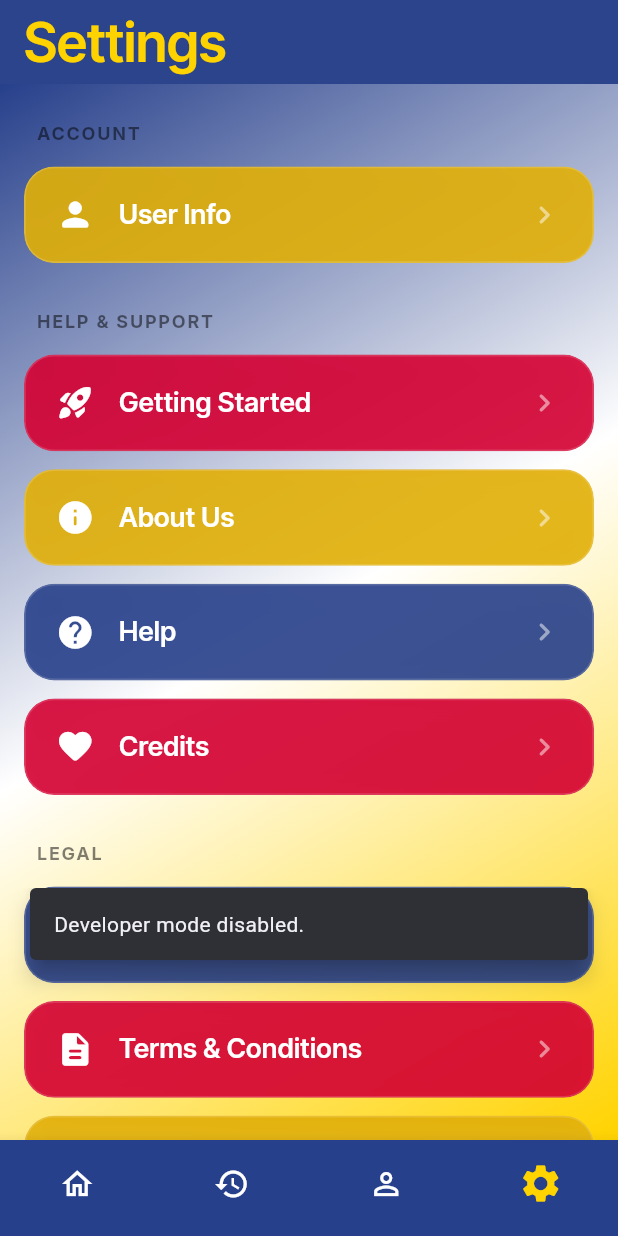
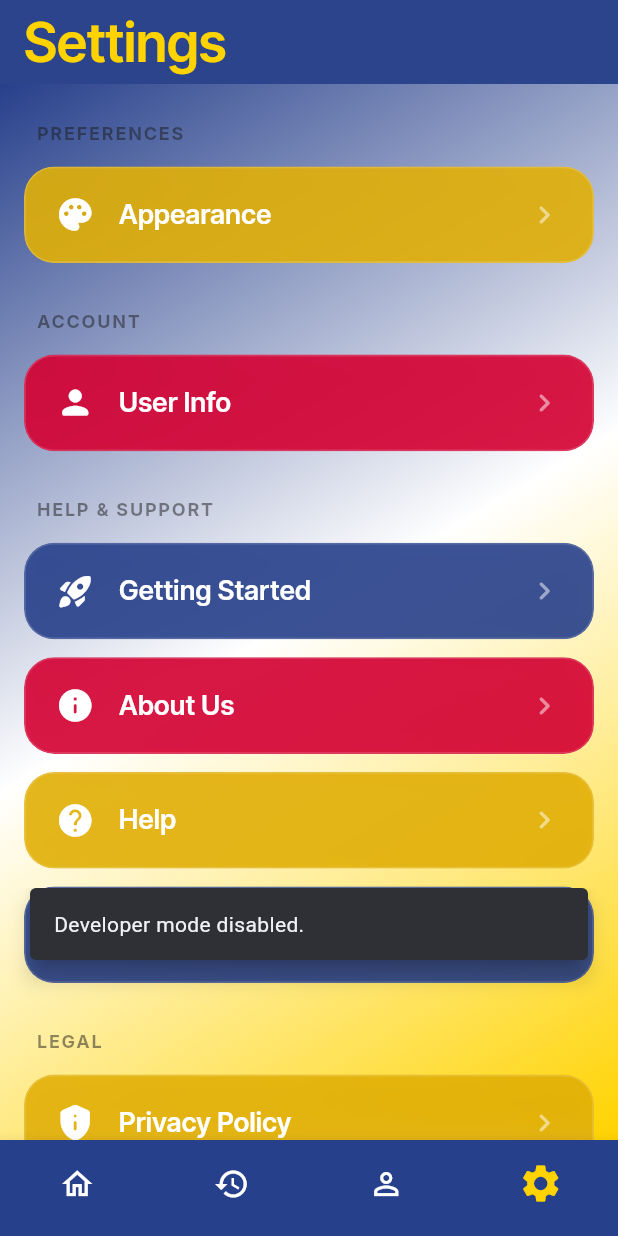
Before and after one commit to slim71/SwishLab, a Flutter app: the DebugUtilities screen opened by its route, after a tap on "Toggle", after a tap on "Clear", after a tap on "Disable", on a phone screen of 412 x 824 dp. Run offline on Flutter 3.47's test engine with Material 3 defaults, Android fonts, the phone set to English and light mode, and no system bars; drawn by our look-alikes of flutter_animate; our stand-ins replace dio, easy_debounce, email_validator, flutter_dotenv, flutter_riverpod, font_awesome_flutter and 9 more; missing offline and left inert: flutter_md, widgetbook, widgetbook_annotation; accounts and stored records are empty; network calls fail.

Commit message:
Theme changing functionality

```diff
--- a/lib/app.dart
+++ b/lib/app.dart
@@ -7,7 +7,6 @@ import 'providers/session.dart';
 import 'providers/supabase_provider.dart';
 import 'providers/users_provider.dart';
 import 'router/central_routing.dart' show routerProvider, rootScaffoldMessengerKey;
-import 'styles/colors.dart';
 import 'styles/theme_manager.dart';
 import 'styles/themes.dart';
 
@@ -23,17 +22,6 @@ class SwishLab extends ConsumerStatefulWidget {
 }
 
 class _SwishLabState extends ConsumerState<SwishLab> {
-  AppColorSet currentColors = theBay;
-  Brightness brightness = Brightness.light;
-
-  void updateTheme(AppColorSet newColors, Brightness newBrightness) {
-    setState(() {
-      currentColors = newColors;
-      brightness = newBrightness;
-      AppThemeManager.setColors(newColors);
-    });
-  }
-
   @override
   Widget build(BuildContext context) {
     final router = ref.watch(routerProvider);
@@ -41,6 +29,13 @@ class _SwishLabState extends ConsumerState<SwishLab> {
     final debugState = ref.watch(debugProvider);
     ref.watch(supabaseAuthListenerProvider); // triggers creation
     ref.watch(sessionBootstrapProvider); // triggers shooting hand check
+
+    // Map AppThemeManager.brightness to ThemeMode
+    final themeMode = switch (AppThemeManager.brightness) {
+      AppBrightness.system => ThemeMode.system,
+      AppBrightness.light => ThemeMode.light,
+      AppBrightness.dark => ThemeMode.dark,
+    };
 
     // Listener to add the user to the DB
     ref.listen<AsyncValue<Session?>>(
@@ -78,7 +73,7 @@ class _SwishLabState extends ConsumerState<SwishLab> {
       scaffoldMessengerKey: rootScaffoldMessengerKey,
       theme: buildTheme(),
       darkTheme: buildTheme(),
-      themeMode: ThemeMode.system, // Auto-switch based on device
+      themeMode: themeMode,
       showPerformanceOverlay: debugState.showPerformanceOverlay,
     );
   }
--- a/lib/logger.dart
+++ b/lib/logger.dart
@@ -5,7 +5,7 @@ import 'package:logger/logger.dart';
 import 'package:path_provider/path_provider.dart';
 
 class AppLogger {
-  static late final Logger _baseLogger; // singleton
+  static Logger? _baseLogger; // singleton
 
   /// Must be called in main() before runApp()
   static Future<void> init() async {
@@ -25,28 +25,28 @@ class AppLogger {
     StackTrace? stackTrace,
   ) async {
     // TODO: send to Supabase or backend
-    // try {
-    //   await supabase.from('app_logs').insert({
-    //     'message': message,
-    //     'error': error?.toString(),
-    //     'stacktrace': stackTrace?.toString(),
-    //     'timestamp': DateTime.now().toIso8601String(),
-    //   });
-    // } catch (_) {}
   }
 
   /// Optional file logging
-  static Future<File> _getLogFile() async {
+  static Future<File?> _getLogFile() async {
+    try {
       final dir = await getApplicationDocumentsDirectory();
-    return File('${dir.path}/app_logs.txt'); // Created if it doesn't exist
+      return File('${dir.path}/app_logs.txt');
+    } catch (_) {
+      return null;
+    }
   }
 
   static Future<void> logToFile(String message) async {
+    try {
       final file = await _getLogFile();
+      if (file != null) {
         await file.writeAsString(
           '${DateTime.now()} : $message\n',
           mode: FileMode.append,
         );
+      }
+    } catch (_) {}
   }
 
   /// Manual scope
@@ -60,7 +60,13 @@ class AppLogger {
   }
 
   /// Internal access for ScopedLogger
-  static Logger get _logger => _baseLogger;
+  static Logger get _logger {
+    _baseLogger ??= Logger(
+      level: Level.debug,
+      printer: SimplePrinter(colors: true),
+    );
+    return _baseLogger!;
+  }
 }
 
 class ScopedLogger {
@@ -105,10 +111,12 @@ class ScopedLogger {
   Future<void> _writeToFile(String message) async {
     try {
       final file = await AppLogger._getLogFile();
+      if (file != null) {
         await file.writeAsString(
           '${DateTime.now()} : $message\n',
           mode: FileMode.append,
         );
+      }
     } catch (_) {
       // silently ignore file errors
     }
--- a/lib/main.dart
+++ b/lib/main.dart
@@ -27,6 +27,7 @@ Future<void> main() async {
   WidgetsFlutterBinding.ensureInitialized();
 
   await AppLogger.init();
+  await AppThemeManager.init();
 
   // Initialize Supabase connection
   await Supabase.initialize(
--- a/lib/pages/debug_utilities.dart
+++ b/lib/pages/debug_utilities.dart
@@ -174,6 +174,15 @@ class _DebugUtilitiesState extends ConsumerState<DebugUtilities> {
                       );
                     },
                   ),
+                  DebugItem(
+                    title: 'Theme Color Test',
+                    subtitle: 'View all theme colors & components',
+                    icon: Icons.color_lens_rounded,
+                    buttonText: 'View',
+                    onPressed: () {
+                      context.pushNamed('theme-test');
+                    },
+                  ),
                 ]),
               ),
 
--- a/lib/pages/settings.dart
+++ b/lib/pages/settings.dart
@@ -11,6 +11,7 @@ import '../logger.dart';
 import '../providers/debug_provider.dart';
 import '../providers/supabase_provider.dart';
 import '../providers/users_provider.dart';
+import '../router/central_routing.dart' show rootScaffoldMessengerKey;
 import '../state/app_state.dart';
 import '../styles/styles.dart';
 import '../styles/theme_manager.dart';
@@ -60,6 +61,18 @@ class _SettingsState extends ConsumerState<Settings> with TickerProviderStateMix
   int _debugTapCount = 0;
 
   late final List<_SettingsSection> _sections = [
+    _SettingsSection(
+      title: 'Preferences',
+      items: [
+        _SettingsItemData(
+          title: 'Appearance',
+          icon: Icons.palette_rounded,
+          onTap: (context) async {
+            context.pushNamed('appearance');
+          },
+        ),
+      ],
+    ),
     _SettingsSection(
       title: 'Account',
       items: [
@@ -177,7 +190,7 @@ class _SettingsState extends ConsumerState<Settings> with TickerProviderStateMix
           title.toUpperCase(),
           style: AppTextStyles.labelSmall(
             context,
-            color: Colors.black.withValues(alpha: 0.5),
+            color: AppThemeManager.primaryText.withValues(alpha: 0.5),
           ).copyWith(letterSpacing: 1.2, fontWeight: FontWeight.bold),
         ),
         withFade: false,
@@ -207,6 +220,9 @@ class _SettingsState extends ConsumerState<Settings> with TickerProviderStateMix
     final showDebug = debugState.isDeveloperModeEnabled;
     final visibleSections = _sections.where((s) => s.title != 'Developer' || showDebug).toList();
 
+    return ValueListenableBuilder<int>(
+      valueListenable: AppThemeManager.notifier,
+      builder: (context, _, __) {
         return Scaffold(
           backgroundColor: AppThemeManager.primaryBackground,
           appBar: const MyAppBar(
@@ -223,17 +239,17 @@ class _SettingsState extends ConsumerState<Settings> with TickerProviderStateMix
                     children: [
                       ...visibleSections.expand((section) {
                         final sectionIndex = visibleSections.indexOf(section);
-                    // Calculate animation index based on visible sections and their items
                         int animationIndex = 0;
                         for (int i = 0; i < sectionIndex; i++) {
-                      animationIndex += visibleSections[i].items.length + 1; // +1 for the header
+                          animationIndex += visibleSections[i].items.length + 1;
                         }
 
                         return [
                           _buildSectionHeader(section.title, animationIndex),
                           ...List.generate(section.items.length, (index) {
                             final data = section.items[index];
-                        final color = settingsItemBackgrounds[(animationIndex + index) % settingsItemBackgrounds.length];
+                            final color =
+                                settingsItemBackgrounds[(animationIndex + index) % settingsItemBackgrounds.length];
                             final itemAnimationIndex = animationIndex + index + 1;
 
                             final settingsItem = SettingsItem(
@@ -268,36 +284,33 @@ class _SettingsState extends ConsumerState<Settings> with TickerProviderStateMix
                               mainAxisSize: MainAxisSize.max,
                               crossAxisAlignment: CrossAxisAlignment.end,
                               children: [
-                            // "Follow us on" text
                                 Padding(
                                   padding: const EdgeInsetsDirectional.fromSTEB(16, 4, 0, 8),
                                   child: addAnimation(
                                     widget: Text(
                                       'Follow us on',
-                                  style: AppTextStyles.labelMedium(context, color: Colors.black),
+                                      style: AppTextStyles.labelMedium(context, color: AppThemeManager.primaryText),
                                     ),
                                     withFade: false,
                                     slide: SlideConfig(
                                         begin: const Offset(0, 100),
-                                    delay: Duration(milliseconds: singleDelayMs * (_totalItemsCount + _sections.length)),
+                                        delay: Duration(
+                                            milliseconds: singleDelayMs * (_totalItemsCount + _sections.length)),
                                         duration: const Duration(milliseconds: slideDurationMs)),
                                     moveY: MoveYConfig(
                                         begin: 100,
                                         delay: Duration(
-                                        milliseconds:
-                                            (singleDelayMs * (_totalItemsCount + _sections.length)) + slideDurationMs),
+                                            milliseconds: (singleDelayMs * (_totalItemsCount + _sections.length)) +
+                                                slideDurationMs),
                                         duration: const Duration(milliseconds: settleDurationMs)),
                                   ),
                                 ),
-
-                            // Row with socials buttons
                                 Padding(
                                   padding: const EdgeInsetsDirectional.fromSTEB(16, 0, 16, 0),
                                   child: Row(
                                     mainAxisSize: MainAxisSize.max,
                                     mainAxisAlignment: MainAxisAlignment.end,
                                     children: [
-                                  // Twitter button
                                       addAnimation(
                                         widget: SocialIconButton(
                                           const FaIcon(FontAwesomeIcons.twitter),
@@ -309,18 +322,18 @@ class _SettingsState extends ConsumerState<Settings> with TickerProviderStateMix
                                         slide: SlideConfig(
                                             begin: const Offset(0, 100),
                                             delay: Duration(
-                                            milliseconds: singleDelayMs * (_totalItemsCount + _sections.length + 1)),
+                                                milliseconds:
+                                                    singleDelayMs * (_totalItemsCount + _sections.length + 1)),
                                             duration: const Duration(milliseconds: slideDurationMs)),
                                         moveY: MoveYConfig(
                                             begin: 100,
                                             delay: Duration(
-                                            milliseconds: (singleDelayMs * (_totalItemsCount + _sections.length + 1)) +
+                                                milliseconds:
+                                                    (singleDelayMs * (_totalItemsCount + _sections.length + 1)) +
                                                         slideDurationMs),
                                             duration: const Duration(milliseconds: settleDurationMs)),
                                       ),
                                       const SizedBox(width: 8),
-
-                                  // Instagram button
                                       addAnimation(
                                         widget: SocialIconButton(
                                           const FaIcon(FontAwesomeIcons.instagram),
@@ -332,18 +345,18 @@ class _SettingsState extends ConsumerState<Settings> with TickerProviderStateMix
                                         slide: SlideConfig(
                                             begin: const Offset(0, 100),
                                             delay: Duration(
-                                            milliseconds: singleDelayMs * (_totalItemsCount + _sections.length + 2)),
+                                                milliseconds:
+                                                    singleDelayMs * (_totalItemsCount + _sections.length + 2)),
                                             duration: const Duration(milliseconds: slideDurationMs)),
                                         moveY: MoveYConfig(
                                             begin: 100,
                                             delay: Duration(
-                                            milliseconds: (singleDelayMs * (_totalItemsCount + _sections.length + 2)) +
+                                                milliseconds:
+                                                    (singleDelayMs * (_totalItemsCount + _sections.length + 2)) +
                                                         slideDurationMs),
                                             duration: const Duration(milliseconds: settleDurationMs)),
                                       ),
                                       const SizedBox(width: 8),
-
-                                  // Facebook button
                                       addAnimation(
                                         widget: SocialIconButton(
                                           const FaIcon(FontAwesomeIcons.facebookF),
@@ -355,12 +368,14 @@ class _SettingsState extends ConsumerState<Settings> with TickerProviderStateMix
                                         slide: SlideConfig(
                                             begin: const Offset(0, 100),
                                             delay: Duration(
-                                            milliseconds: singleDelayMs * (_totalItemsCount + _sections.length + 3)),
+                                                milliseconds:
+                                                    singleDelayMs * (_totalItemsCount + _sections.length + 3)),
                                             duration: const Duration(milliseconds: slideDurationMs)),
                                         moveY: MoveYConfig(
                                             begin: 100,
                                             delay: Duration(
-                                            milliseconds: (singleDelayMs * (_totalItemsCount + _sections.length + 3)) +
+                                                milliseconds:
+                                                    (singleDelayMs * (_totalItemsCount + _sections.length + 3)) +
                                                         slideDurationMs),
                                             duration: const Duration(milliseconds: settleDurationMs)),
                                       ),
@@ -383,60 +398,53 @@ class _SettingsState extends ConsumerState<Settings> with TickerProviderStateMix
                               mainAxisSize: MainAxisSize.max,
                               crossAxisAlignment: CrossAxisAlignment.start,
                               children: [
-                            // "App version" text
                                 Padding(
                                   padding: const EdgeInsetsDirectional.fromSTEB(16, 0, 0, 0),
                                   child: addAnimation(
                                     widget: Text(
                                       'App Versions',
-                                  style: AppTextStyles.titleLarge(context, color: Colors.black),
+                                      style: AppTextStyles.titleLarge(context, color: AppThemeManager.primaryText),
                                     ),
                                     withFade: false,
                                     slide: SlideConfig(
                                         begin: const Offset(0, 100),
-                                    delay:
-                                        Duration(milliseconds: singleDelayMs * (_totalItemsCount + _sections.length + 4)),
+                                        delay: Duration(
+                                            milliseconds: singleDelayMs * (_totalItemsCount + _sections.length + 4)),
                                         duration: const Duration(milliseconds: slideDurationMs)),
                                     moveY: MoveYConfig(
                                         begin: 100,
                                         delay: Duration(
-                                        milliseconds:
-                                            (singleDelayMs * (_totalItemsCount + _sections.length + 4)) + slideDurationMs),
+                                            milliseconds: (singleDelayMs * (_totalItemsCount + _sections.length + 4)) +
+                                                slideDurationMs),
                                         duration: const Duration(milliseconds: settleDurationMs)),
                                   ),
                                 ),
-
-                            // App version
                                 Padding(
                                   padding: const EdgeInsetsDirectional.fromSTEB(16, 4, 0, 0),
                                   child: GestureDetector(
                                     behavior: HitTestBehavior.opaque,
                                     onTap: () {
                                       if (showDebug) return;
-
                                       setState(() {
                                         _debugTapCount++;
                                         final stepsLeft = 10 - _debugTapCount;
-
                                         if (stepsLeft == 0) {
                                           ref.read(debugProvider.notifier).setDeveloperMode(true);
                                           _debugTapCount = 0;
                                           HapticFeedback.mediumImpact();
-
-                                    ScaffoldMessenger.of(context).clearSnackBars();
-                                    ScaffoldMessenger.of(context).showSnackBar(
+                                          rootScaffoldMessengerKey.currentState?.clearSnackBars();
+                                          rootScaffoldMessengerKey.currentState?.showSnackBar(
                                             const SnackBar(
                                                 content: Text('Developer mode enabled!'),
-                                        backgroundColor: Colors.green,
-                                      ),
+                                                backgroundColor: Colors.green),
                                           );
                                         } else if (stepsLeft > 0 && stepsLeft <= 3) {
-                                    ScaffoldMessenger.of(context).clearSnackBars();
-                                    ScaffoldMessenger.of(context).showSnackBar(
+                                          rootScaffoldMessengerKey.currentState?.clearSnackBars();
+                                          rootScaffoldMessengerKey.currentState?.showSnackBar(
                                             SnackBar(
-                                        content: Text('You are now $stepsLeft steps away from being a developer.'),
-                                        duration: const Duration(seconds: 1),
-                                      ),
+                                                content:
+                                                    Text('You are now $stepsLeft steps away from being a developer.'),
+                                                duration: const Duration(seconds: 1)),
                                           );
                                         }
                                       });
@@ -445,49 +453,41 @@ class _SettingsState extends ConsumerState<Settings> with TickerProviderStateMix
                                       padding: const EdgeInsets.symmetric(vertical: 8.0, horizontal: 16.0),
                                       child: Text(
                                         'v0.0.1',
-                                    style: AppTextStyles.labelMedium(context, color: Colors.black),
+                                        style: AppTextStyles.labelMedium(context, color: AppThemeManager.primaryText),
                                       ),
                                     ),
                                   ),
                                 ),
-
-                            // Logout button
                                 Padding(
                                   padding: const EdgeInsetsDirectional.fromSTEB(16, 16, 0, 0),
                                   child: addAnimation(
                                     widget: LightButton(
                                       onPressed: () async {
-                                    logger.w('LOGOUT triggered. Resetting all provider states...');
-
-                                    // Capture required objects BEFORE the async gap/unmount
+                                        logger.w('LOGOUT triggered. Resetting states...');
                                         final supabase = ref.read(supabaseProvider);
                                         final debugNotifier = ref.read(debugProvider.notifier);
                                         final appStateNotifier = ref.read(appStateProvider.notifier);
                                         final container = ProviderScope.containerOf(context);
 
-                                    // 1. Sign out from Supabase
                                         await supabase.auth.signOut();
-
-                                    // 2. Force reset states using captured notifiers
                                         debugNotifier.reset();
                                         appStateNotifier.reset();
                                         container.invalidate(appUserProvider);
-
-                                    logger.i('Providers reset complete.');
+                                        logger.i('Logout reset complete.');
                                       },
                                       text: 'Log Out',
                                     ),
                                     withFade: false,
                                     slide: SlideConfig(
                                         begin: const Offset(0, 100),
-                                    delay:
-                                        Duration(milliseconds: singleDelayMs * (_totalItemsCount + _sections.length + 6)),
+                                        delay: Duration(
+                                            milliseconds: singleDelayMs * (_totalItemsCount + _sections.length + 6)),
                                         duration: const Duration(milliseconds: slideDurationMs)),
                                     moveY: MoveYConfig(
                                         begin: 100,
                                         delay: Duration(
-                                        milliseconds:
-                                            (singleDelayMs * (_totalItemsCount + _sections.length + 6)) + slideDurationMs),
+                                            milliseconds: (singleDelayMs * (_totalItemsCount + _sections.length + 6)) +
+                                                slideDurationMs),
                                         duration: const Duration(milliseconds: settleDurationMs)),
                                   ),
                                 ),
@@ -500,8 +500,10 @@ class _SettingsState extends ConsumerState<Settings> with TickerProviderStateMix
                   ),
                 ),
               );
-        }
+            },
           ),
+        );
+      },
     );
   }
 }
--- a/lib/router/central_routing.dart
+++ b/lib/router/central_routing.dart
@@ -9,8 +9,10 @@ import '../logger.dart';
 import '../models/custom_enums.dart';
 import '../pages/about.dart';
 import '../pages/analysis_results.dart';
+import '../pages/appearance_settings.dart';
 import '../pages/credits.dart';
 import '../pages/debug_utilities.dart';
+import '../pages/theme_test_page.dart';
 import '../pages/error_page.dart';
 import '../pages/front_details.dart';
 import '../pages/getting_started.dart';
@@ -136,6 +138,16 @@ final routerProvider = Provider<GoRouter>((ref) {
               path: 'credits',
               name: 'credits',
               builder: (context, state) => const Credits(),
+            ),
+            GoRoute(
+              path: 'appearance',
+              name: 'appearance',
+              builder: (context, state) => const AppearanceSettings(),
+            ),
+            GoRoute(
+              path: 'theme-test',
+              name: 'theme-test',
+              builder: (context, state) => const ThemeTestPage(),
             ),
             GoRoute(
               path: '/doc/:name',
```
Also changed, not shown: lib/pages/appearance_settings.dart (added, +179 -0 lines), lib/pages/theme_test_page.dart (added, +210 -0 lines), lib/styles/colors.dart (+35 -2 lines), lib/styles/theme_manager.dart (+37 -6 lines), lib/pages/user_data.dart (indentation only), 1 other file. Lines whose indentation alone changed are shown as unchanged.
